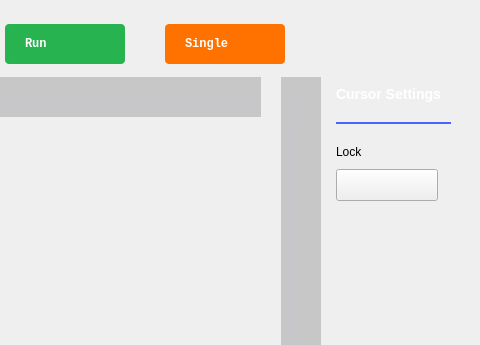
This is ui/logic_analyzer.ui in analogdevicesinc/scopy as Qt 5 draws it before an edit; both pictures show x 939 to 1419 and y 0 to 345 of the 1419 by 738 pixel window. The edited form follows.
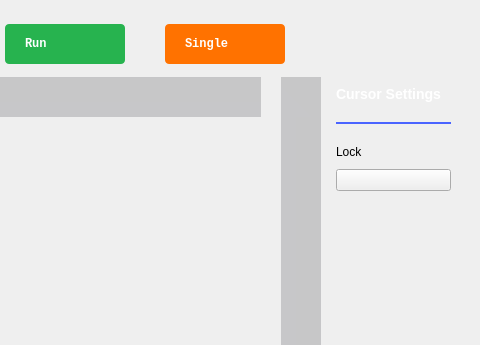
This is the edited form. The open tabs and pages were chosen to show the change. Icons and pictures are not drawn. Custom widgets are drawn as their Qt base class.

Commit message: Logic Analyzer: Change ON/OFF switch.

```diff
--- a/ui/logic_analyzer.ui
+++ b/ui/logic_analyzer.ui
@@ -1805,29 +1805,7 @@
               </spacer>
              </item>
              <item>
-              <widget class="QPushButton" name="btnCursorsLock">
-               <property name="styleSheet">
-                <string notr="true">QPushButton {
-  min-height: 30px;
-  max-height: 30px;
-  min-width: 100px;
-  max-width: 100px;
-}
-
-QPushButton:checked {
-  border-image: url(:/icons/switch_on.png);
-}
-QPushButton:!checked {
-  border-image: url(:/icons/switch_off.png);
-}
-
-QPushButton:checked:disabled {
-  border-image: url(:/icons/switch_on_disabled.png);
-}
-QPushButton:!checked:disabled {
-  border-image: url(:/icons/switch_off_disabled.png);
-}</string>
-               </property>
+              <widget class="adiscope::CustomSwitch" name="btnCursorsLock">
                <property name="text">
                 <string/>
                </property>
@@ -2203,6 +2181,11 @@
    <header>menu_anim.hpp</header>
    <container>1</container>
   </customwidget>
+  <customwidget>
+   <class>adiscope::CustomSwitch</class>
+   <extends>QPushButton</extends>
+   <header>customSwitch.hpp</header>
+  </customwidget>
  </customwidgets>
  <resources>
   <include location="../resources/resources.qrc"/>
```
Left out of the diff: 2 changed lines with no effect on the pictures. The commit also changes 1 other file.
